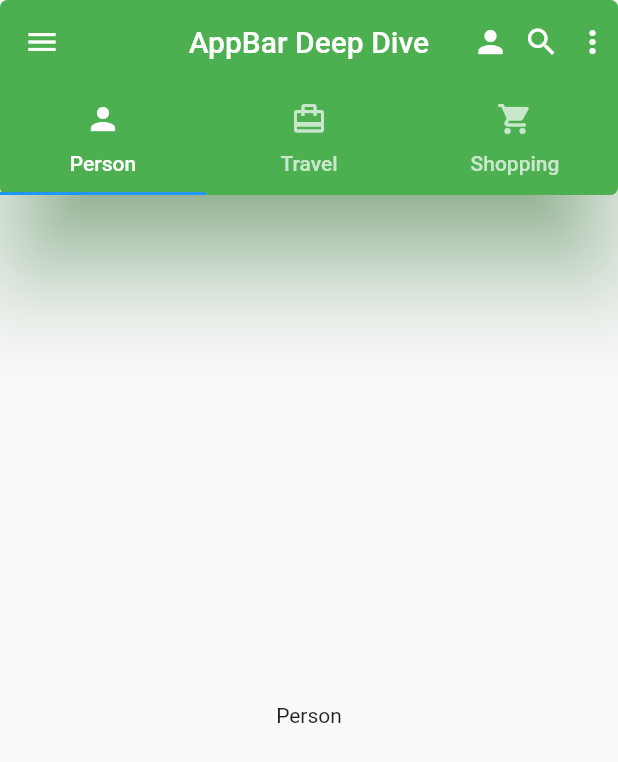
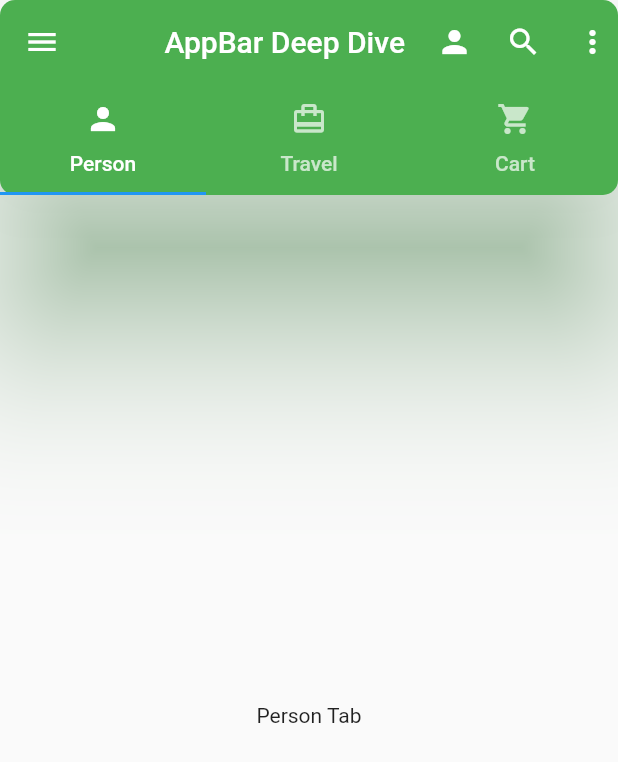
Before and after one commit to ashrafunahid/Flutter, a Flutter app: the screen it shows after launch, on a phone screen of 412 x 824 dp. Shown: the top 762 px of the screen. Run offline on Flutter 3.47's test engine with Material 2 defaults, Android fonts, the phone set to English and light mode, and no system bars.

Commit message:
Appbar updated

```diff
--- a/appbar/lib/main.dart
+++ b/appbar/lib/main.dart
@@ -1,15 +1,18 @@
 import 'package:flutter/material.dart';
 
-void main() => runApp(const MyHome());
+void main(){
+  runApp(MyApp());
+}
 
-class MyHome extends StatefulWidget {
-  const MyHome({Key? key}) : super(key: key);
+class MyApp extends StatefulWidget {
+  const MyApp({Key? key}) : super(key: key);
 
   @override
-  _MyHomeState createState() => _MyHomeState();
+  _MyAppState createState() => _MyAppState();
 }
 
-class _MyHomeState extends State<MyHome> with SingleTickerProviderStateMixin{
+class _MyAppState extends State<MyApp> with SingleTickerProviderStateMixin{
+
   late TabController _tabController;
   @override
   void initState() {
@@ -17,31 +20,42 @@ class _MyHomeState extends State<MyHome> with SingleTickerProviderStateMixin{
     super.initState();
   }
 
-
   @override
   Widget build(BuildContext context) {
     return MaterialApp(
+      debugShowCheckedModeBanner: false,
       title: 'AppBar Deep Dive',
       home: Scaffold(
         appBar: AppBar(
           backgroundColor: Colors.green,
-          elevation: 30, //shadow
+          elevation: 50,
           shadowColor: Colors.green,
-          toolbarOpacity: .9,
-          // toolbarHeight: 70,
           shape: RoundedRectangleBorder(
-            borderRadius: BorderRadius.circular(5),
+            borderRadius: BorderRadius.circular(10),
           ),
           leading: Icon(Icons.menu),
           title: Text("AppBar Deep Dive"),
           centerTitle: true,
           actions: [
-            Container(padding: EdgeInsets.all(5),child: Icon(Icons.person)),
-            Container(padding: EdgeInsets.all(5),child: Icon(Icons.search)),
-            Container(padding: EdgeInsets.all(5),child: Icon(Icons.more_vert)),
+            Padding(
+              padding: const EdgeInsets.all(5.0),
+              child: Icon(Icons.person),
+            ),
+            Padding(
+              padding: const EdgeInsets.all(5.0),
+              child: IconButton(
+                icon: Icon(Icons.search),
+                onPressed: (){
+                  print("Searchig something");
+                },
+              ),
+            ),
+            Padding(
+              padding: const EdgeInsets.all(5.0),
+              child: Icon(Icons.more_vert),
+            ),
           ],
           bottom: TabBar(
-
             controller: _tabController,
             tabs: [
               Tab(
@@ -54,20 +68,19 @@ class _MyHomeState extends State<MyHome> with SingleTickerProviderStateMixin{
               ),
               Tab(
                 icon: Icon(Icons.shopping_cart),
-                text: 'Shopping',
+                text: 'Cart',
               ),
             ],
           ),
         ),
-
         body: TabBarView(
           controller: _tabController,
           children: [
-            Center(child: Text("Person")),
-            Center(child: Text("Travel")),
-            Center(child: Text("Shopping")),
+            Center(child: Text("Person Tab")),
+            Center(child: Text("Travel Tab")),
+            Center(child: Text("Shopping Tab")),
           ],
-        ),
+        )
       ),
     );
   }
```
